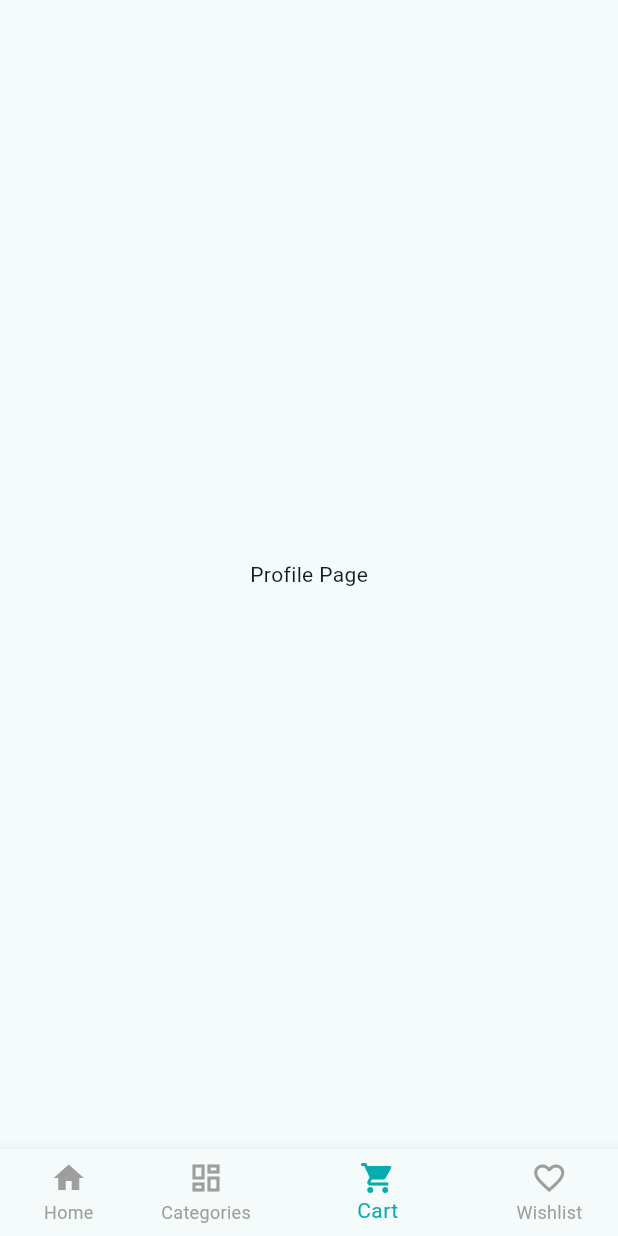
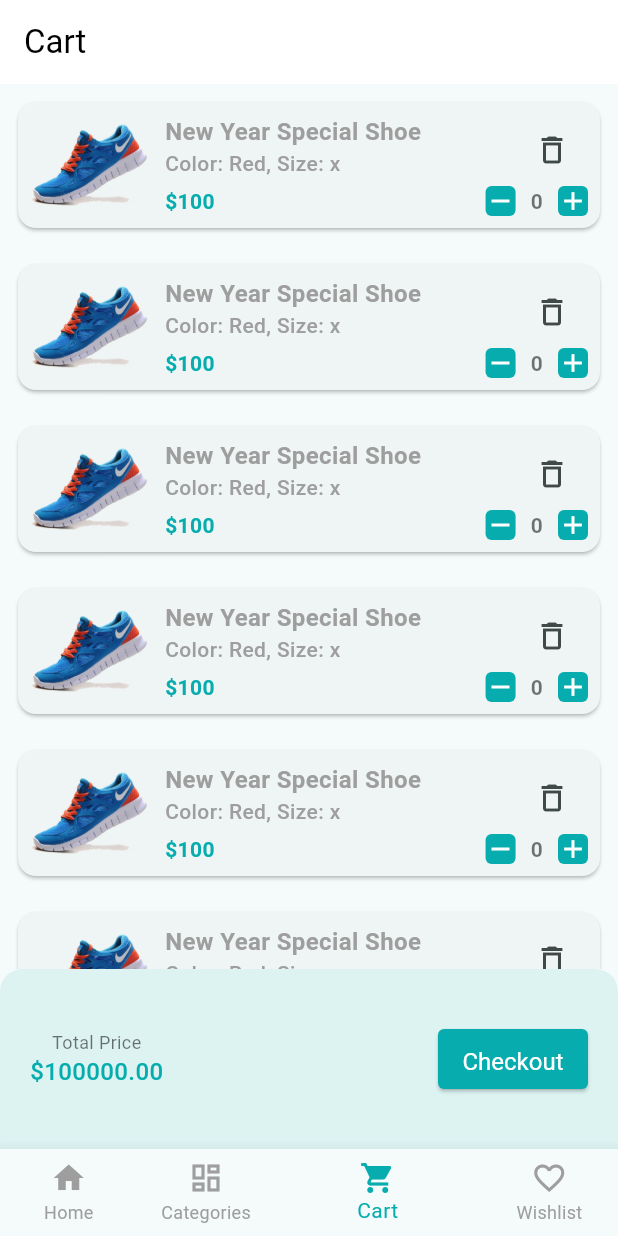
Before and after one commit to robiulsunnyemon/craftyBay_ecommerce_project, a Flutter app: the screen it shows after launch, item 3 of the bottom bar chosen, on a phone screen of 412 x 824 dp. Run offline on Flutter 3.47's test engine with Material 3 defaults, Android fonts, the phone set to English and light mode, and no system bars; our stand-ins replace carousel_slider, flutter_svg, get, pin_code_fields.

Commit message:
add cartlist_screen

```diff
--- a/lib/app.dart
+++ b/lib/app.dart
@@ -7,8 +7,8 @@ import 'package:dhakashop/presentation/utility/app_colors.dart';
 import 'package:flutter/material.dart';
 import 'package:get/get.dart';
 
-class DhakaShop extends StatelessWidget {
-   const DhakaShop({super.key});
+class CraftyBay extends StatelessWidget {
+   const CraftyBay({super.key});
 
   @override
   Widget build(BuildContext context) {
--- a/lib/main.dart
+++ b/lib/main.dart
@@ -6,5 +6,5 @@ import 'presentation/state_holders/bottom_nav_controller.dart';
 
 void main() {
   Get.lazyPut<BottomNavController>(() => BottomNavController());
-  runApp( DhakaShop());
+  runApp( CraftyBay());
 }
--- /dev/null
+++ b/lib/presentation/screens/cart_list_screen.dart
@@ -0,0 +1,88 @@
+import 'package:dhakashop/presentation/state_holders/bottom_nav_controller.dart';
+import 'package:dhakashop/presentation/utility/assets_path.dart';
+import 'package:flutter/material.dart';
+import 'package:get/get.dart';
+
+import '../utility/app_colors.dart';
+import '../widgets/cart_product_item.dart';
+
+class CartListScreen extends StatelessWidget {
+   const CartListScreen({super.key});
+
+  @override
+  Widget build(BuildContext context) {
+    return Scaffold(
+      appBar: AppBar(
+        title: const Text("Cart"),
+      ),
+      body: PopScope(
+          canPop: false,
+          onPopInvokedWithResult:(didPop, result) {
+            Get.find<BottomNavController>().backToHome(0);
+          } ,
+          child: Column(
+            children: [
+              Expanded(
+                child: ListView.builder(
+                  itemCount: 55,
+                  itemBuilder: (context, index) {
+                  return Padding(
+                    padding: const EdgeInsets.all(8.0),
+                    child: CartProductItem(),
+                  );
+                },
+                ),
+              ),
+              _buildCheckoutSection()
+
+            ],
+          )),
+    );
+  }
+
+  Container _buildCheckoutSection() {
+    return Container(
+              padding: const EdgeInsets.symmetric(horizontal: 20,vertical: 40),
+              decoration: BoxDecoration(
+                color: AppColors.primaryColor.withOpacity(.1),
+                borderRadius: const BorderRadius.only(
+                  topLeft: Radius.circular(15),
+                  topRight: Radius.circular(15),
+                )
+              ),
+              child: Row(
+                mainAxisAlignment: MainAxisAlignment.spaceBetween,
+                children: [
+                  const Column(
+                    children: [
+                      Text("Total Price",style: TextStyle(
+                        fontSize: 12,
+                        color: Colors.black54
+                      ),),
+                      Text("\$100000.00",style: TextStyle(
+                          fontSize: 16,
+                          color: AppColors.primaryColor,
+                        fontWeight: FontWeight.w500
+                      ),),
+                    ],
+                  ),
+                  FittedBox(
+                    child: Container(
+                      height: 40,
+                      width: 100,
+                     // padding: const EdgeInsets.symmetric(horizontal: 8),
+                      decoration: BoxDecoration(
+                        color: AppColors.primaryColor,
+                        borderRadius: BorderRadius.circular(8)
+                      ),
+                      child: ElevatedButton(
+                          onPressed: (){},
+                          child: const Text("Checkout")
+                      ),
+                    ),
+                  )
+                ],
+              ),
+            );
+  }
+}
--- a/lib/presentation/screens/categories_list_screen.dart
+++ b/lib/presentation/screens/categories_list_screen.dart
@@ -15,7 +15,7 @@ class CategoriesListScreen extends StatelessWidget {
       body: PopScope(
         canPop: false,
         onPopInvokedWithResult:(didPop, result) {
-          Get.find<BottomNavController>().backToHome;
+          Get.find<BottomNavController>().backToHome(0);
         } ,
         child: Padding(
           padding: const EdgeInsets.all(8),
--- a/lib/presentation/screens/main_bottom_navbar_screen.dart
+++ b/lib/presentation/screens/main_bottom_navbar_screen.dart
@@ -3,6 +3,7 @@ import 'package:dhakashop/presentation/utility/app_colors.dart';
 import 'package:flutter/material.dart';
 import 'package:get/get.dart';
 import '../state_holders/bottom_nav_controller.dart';
+import 'cart_list_screen.dart';
 import 'categories_list_screen.dart';
 import 'wish_list_screen.dart';
 
@@ -13,7 +14,7 @@ class MainBottomNavBar extends StatelessWidget {
   final List<Widget> screen = [
     const HomeScreen(),
     const CategoriesListScreen(),
-    const Center(child: Text('Profile Page')),
+          CartListScreen(),
     const WishListScreen(),
   ];
 
--- a/lib/presentation/screens/wish_list_screen.dart
+++ b/lib/presentation/screens/wish_list_screen.dart
@@ -1,5 +1,8 @@
 import 'package:dhakashop/presentation/widgets/product_card.dart';
 import 'package:flutter/material.dart';
+import 'package:get/get.dart';
+
+import '../state_holders/bottom_nav_controller.dart';
 
 class WishListScreen extends StatelessWidget {
   const WishListScreen({super.key,});
@@ -12,7 +15,12 @@ class WishListScreen extends StatelessWidget {
           "Wishlist",
         ),
       ),
-      body: Padding(
+      body: PopScope(
+        canPop: false,
+        onPopInvokedWithResult:(didPop, result) {
+          Get.find<BottomNavController>().backToHome(0);
+        } ,
+        child: Padding(
           padding: const EdgeInsets.symmetric(horizontal: 7),
           child: GridView.builder(
             gridDelegate: const SliverGridDelegateWithFixedCrossAxisCount(
@@ -23,6 +31,7 @@ class WishListScreen extends StatelessWidget {
             itemCount: 15,
           ),
         ),
+      ),
     );
   }
 }
--- a/lib/presentation/state_holders/bottom_nav_controller.dart
+++ b/lib/presentation/state_holders/bottom_nav_controller.dart
@@ -3,6 +3,7 @@ import 'package:get/get.dart';
 class BottomNavController extends GetxController {
   // Current selected index
   var selectedIndex = 0.obs;
+  var productCartNumber = 0.obs;
 
   // Method to update the selected index
   void changeTab(int index) {
@@ -13,4 +14,14 @@ class BottomNavController extends GetxController {
     selectedIndex.value = 0;
   }
 
+  void incrementCartProduct(){
+    productCartNumber++;
+  }
+
+
+  void decrementCartProduct() {
+    if (productCartNumber > 0) {
+      productCartNumber--;
+    }
+  }
 }
--- /dev/null
+++ b/lib/presentation/widgets/cart_product_item.dart
@@ -0,0 +1,136 @@
+import 'package:flutter/material.dart';
+import 'package:get/get.dart';
+
+import '../state_holders/bottom_nav_controller.dart';
+import '../utility/app_colors.dart';
+import '../utility/assets_path.dart';
+
+class CartProductItem extends StatelessWidget {
+  CartProductItem({
+    super.key,
+  });
+  final BottomNavController _controller = Get.find<BottomNavController>();
+  @override
+  Widget build(BuildContext context) {
+    var productNumber = _controller.productCartNumber;
+    return Card(
+      child: Padding(
+        padding: const EdgeInsets.all(8.0),
+        child: Row(
+          mainAxisAlignment: MainAxisAlignment.spaceBetween,
+          children: [
+            Image.asset(
+              AssetsPath.productDummyPng,
+              width: 80,
+            ),
+            const SizedBox(
+              width: 10,
+            ),
+            Expanded(
+                child: Column(
+              children: [
+                _buildCartNameHeadingPart(),
+                _buildCartPriceCountingPart(productNumber)
+              ],
+            ))
+          ],
+        ),
+      ),
+    );
+  }
+
+  Widget _buildCartPriceCountingPart(RxInt productNumber) {
+    return Row(
+      mainAxisAlignment: MainAxisAlignment.spaceBetween,
+      children: [
+        const Text(
+          "\$100",
+          style: TextStyle(
+              color: AppColors.primaryColor, fontWeight: FontWeight.w600),
+        ),
+        Row(
+          mainAxisAlignment: MainAxisAlignment.spaceBetween,
+          children: [
+            InkWell(
+              onTap: () {
+                _controller.decrementCartProduct();
+              },
+              child: Container(
+                decoration: BoxDecoration(
+                    borderRadius: BorderRadius.circular(4),
+                    color: AppColors.primaryColor),
+                child: const Center(
+                    child: Icon(
+                  Icons.remove,
+                  color: Colors.white,
+                  size: 20,
+                )),
+              ),
+            ),
+            const SizedBox(
+              width: 10,
+            ),
+            Obx(
+              () => Text(
+                "$productNumber",
+                style: const TextStyle(
+                    fontWeight: FontWeight.bold, color: Colors.black54),
+              ),
+            ),
+            const SizedBox(
+              width: 10,
+            ),
+            InkWell(
+              onTap: () {
+                _controller.incrementCartProduct();
+              },
+              child: Container(
+                decoration: BoxDecoration(
+                    borderRadius: BorderRadius.circular(4),
+                    color: AppColors.primaryColor),
+                child: const Center(
+                    child: Icon(
+                  Icons.add,
+                  color: Colors.white,
+                  size: 20,
+                )),
+              ),
+            ),
+          ],
+        )
+      ],
+    );
+  }
+
+  Widget _buildCartNameHeadingPart() {
+    return Row(
+      mainAxisAlignment: MainAxisAlignment.spaceBetween,
+      crossAxisAlignment: CrossAxisAlignment.start,
+      children: [
+        const Column(
+          crossAxisAlignment: CrossAxisAlignment.start,
+          mainAxisAlignment: MainAxisAlignment.spaceBetween,
+          children: [
+            Text(
+              "New Year Special Shoe",
+              maxLines: 1,
+              style: TextStyle(
+                  color: Colors.grey,
+                  fontWeight: FontWeight.bold,
+                  overflow: TextOverflow.ellipsis,
+                  fontSize: 16),
+            ),
+            Text(
+              "Color: Red, Size: x",
+              style: TextStyle(color: Colors.grey, fontWeight: FontWeight.w500),
+            ),
+          ],
+        ),
+        IconButton(
+          onPressed: () {},
+          icon: const Icon(Icons.delete_outlined),
+        ),
+      ],
+    );
+  }
+}
```
Lines whose indentation alone changed are shown as unchanged.
